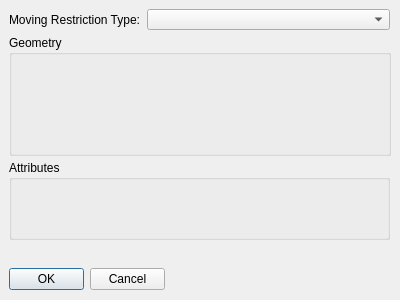
The window that MTR_Restriction_dialog_base.ui (tlh22/demandForm) describes before a commit, drawn with Qt 5.
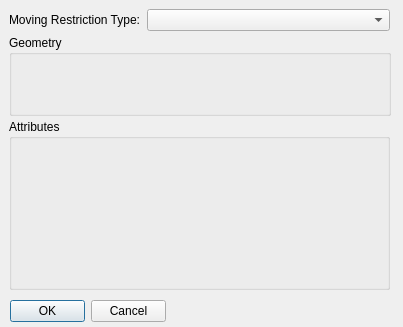
The same window after the commit.

Patch:
```diff
--- a/MTR_Restriction_dialog_base.ui
+++ b/MTR_Restriction_dialog_base.ui
@@ -6,8 +6,8 @@
    <rect>
     <x>0</x>
     <y>0</y>
-    <width>400</width>
-    <height>300</height>
+    <width>403</width>
+    <height>327</height>
    </rect>
   </property>
   <property name="windowTitle">
@@ -16,8 +16,8 @@
   <widget class="QDialogButtonBox" name="buttonBox">
    <property name="geometry">
     <rect>
-     <x>9</x>
-     <y>268</y>
+     <x>10</x>
+     <y>300</y>
      <width>156</width>
      <height>23</height>
     </rect>
@@ -35,7 +35,7 @@
      <x>9</x>
      <y>35</y>
      <width>382</width>
-     <height>121</height>
+     <height>81</height>
     </rect>
    </property>
    <property name="title">
@@ -47,7 +47,7 @@
       <x>10</x>
       <y>20</y>
       <width>361</width>
-      <height>91</height>
+      <height>51</height>
      </rect>
     </property>
     <layout class="QFormLayout" name="geometryFormLayout"/>
@@ -57,9 +57,9 @@
    <property name="geometry">
     <rect>
      <x>9</x>
-     <y>160</y>
+     <y>119</y>
      <width>381</width>
-     <height>80</height>
+     <height>171</height>
     </rect>
    </property>
    <property name="title">
@@ -71,19 +71,19 @@
       <x>10</x>
       <y>19</y>
       <width>361</width>
-      <height>51</height>
+      <height>141</height>
      </rect>
     </property>
     <layout class="QFormLayout" name="attributesFormLayout"/>
    </widget>
   </widget>
-  <widget class="QWidget" name="">
+  <widget class="QWidget" name="layoutWidget">
    <property name="geometry">
     <rect>
      <x>9</x>
      <y>9</y>
      <width>381</width>
-     <height>21</height>
+     <height>22</height>
     </rect>
    </property>
    <layout class="QFormLayout" name="MTR_Type_Layout">
```
